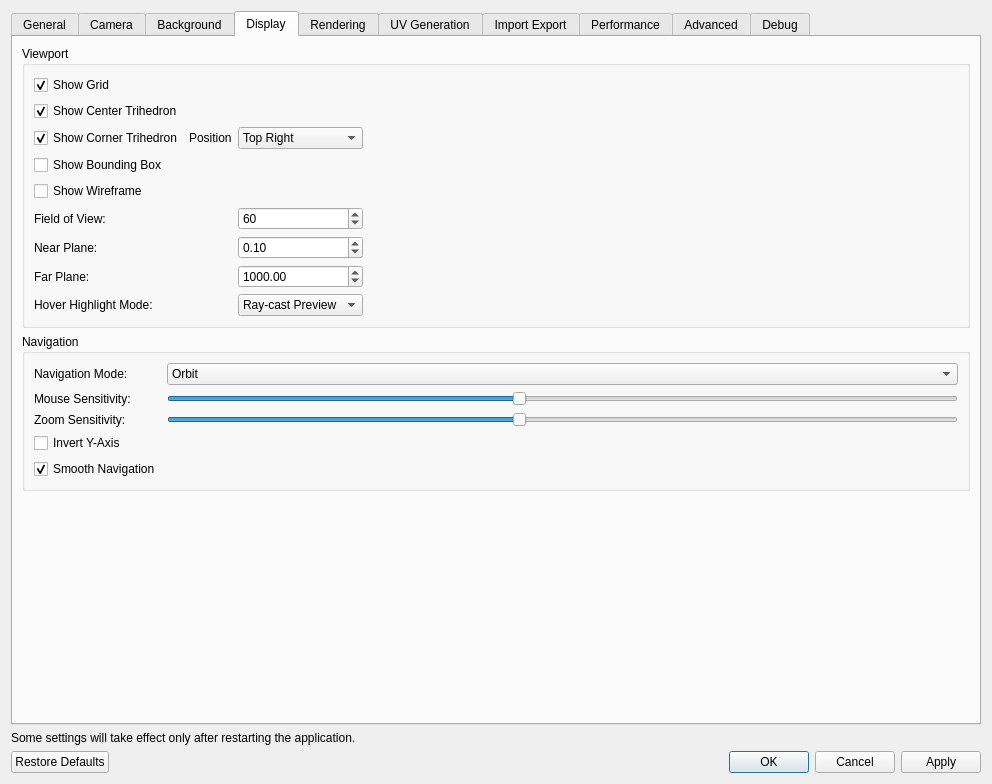
Before: the Qt Designer form ui/SettingsDialog.ui in 01Hub/ModelViewer, drawn with Qt 5.
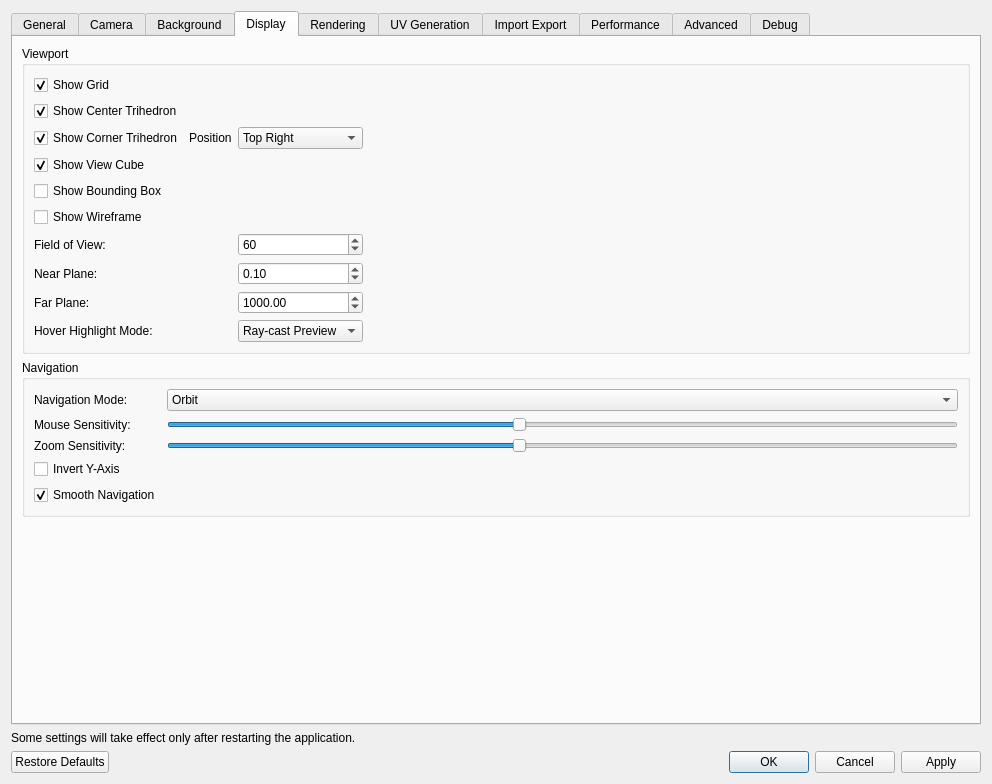
After: the same form once the commit is applied. The open tabs and pages were chosen to show the change.

Commit message: Refine View Cube integration and display settings

```diff
--- a/ui/SettingsDialog.ui
+++ b/ui/SettingsDialog.ui
@@ -593,14 +593,14 @@
           <string>Viewport</string>
          </property>
          <layout class="QGridLayout" name="gridLayout_12">
-          <item row="6" column="0">
+          <item row="7" column="0">
            <widget class="QLabel" name="nearPlaneLabel">
             <property name="text">
              <string>Near Plane:</string>
             </property>
            </widget>
           </item>
-          <item row="7" column="2">
+          <item row="8" column="2">
            <widget class="QDoubleSpinBox" name="farPlaneSpinBox">
             <property name="minimum">
              <double>10.000000000000000</double>
@@ -616,7 +616,7 @@
             </property>
            </widget>
           </item>
-          <item row="5" column="0">
+          <item row="6" column="0">
            <widget class="QLabel" name="fieldOfViewLabel">
             <property name="text">
              <string>Field of View:</string>
@@ -633,7 +633,7 @@
             </property>
            </widget>
           </item>
-          <item row="7" column="0">
+          <item row="8" column="0">
            <widget class="QLabel" name="farPlaneLabel">
             <property name="text">
              <string>Far Plane:</string>
@@ -684,13 +684,23 @@
            </widget>
           </item>
           <item row="3" column="0">
+           <widget class="QCheckBox" name="showViewCubeCheckBox">
+            <property name="text">
+             <string>Show View Cube</string>
+            </property>
+            <property name="checked">
+             <bool>true</bool>
+            </property>
+           </widget>
+          </item>
+          <item row="4" column="0">
            <widget class="QCheckBox" name="showBoundingBoxCheckBox">
             <property name="text">
              <string>Show Bounding Box</string>
             </property>
            </widget>
           </item>
-          <item row="3" column="3" rowspan="2">
+          <item row="4" column="3" rowspan="2">
            <spacer name="horizontalSpacer">
             <property name="orientation">
              <enum>Qt::Orientation::Horizontal</enum>
@@ -713,27 +723,27 @@
             </property>
            </widget>
           </item>
-          <item row="4" column="0">
+          <item row="5" column="0">
            <widget class="QCheckBox" name="showWireframeCheckBox">
             <property name="text">
              <string>Show Wireframe</string>
             </property>
            </widget>
           </item>
-          <item row="5" column="2">
-           <widget class="QSpinBox" name="fieldOfViewSpinBox">
-            <property name="minimum">
-             <number>10</number>
-            </property>
-            <property name="maximum">
-             <number>120</number>
-            </property>
-            <property name="value">
-             <number>60</number>
-            </property>
-           </widget>
-          </item>
           <item row="6" column="2">
+           <widget class="QSpinBox" name="fieldOfViewSpinBox">
+            <property name="minimum">
+             <number>10</number>
+            </property>
+            <property name="maximum">
+             <number>120</number>
+            </property>
+            <property name="value">
+             <number>60</number>
+            </property>
+           </widget>
+          </item>
+          <item row="7" column="2">
            <widget class="QDoubleSpinBox" name="nearPlaneSpinBox">
             <property name="minimum">
              <double>0.000000000000000</double>
@@ -756,14 +766,14 @@
             </property>
            </widget>
           </item>
-          <item row="8" column="0">
+          <item row="9" column="0">
            <widget class="QLabel" name="hoverHighlightModeLabel">
             <property name="text">
              <string>Hover Highlight Mode:</string>
             </property>
            </widget>
           </item>
-          <item row="8" column="2">
+          <item row="9" column="2">
            <widget class="QComboBox" name="comboBoxHoverHighlightMode">
             <property name="minimumSize">
              <size>
```
Left out of the diff: 1 changed line with no effect on the pictures. The commit also changes 7 other files.
